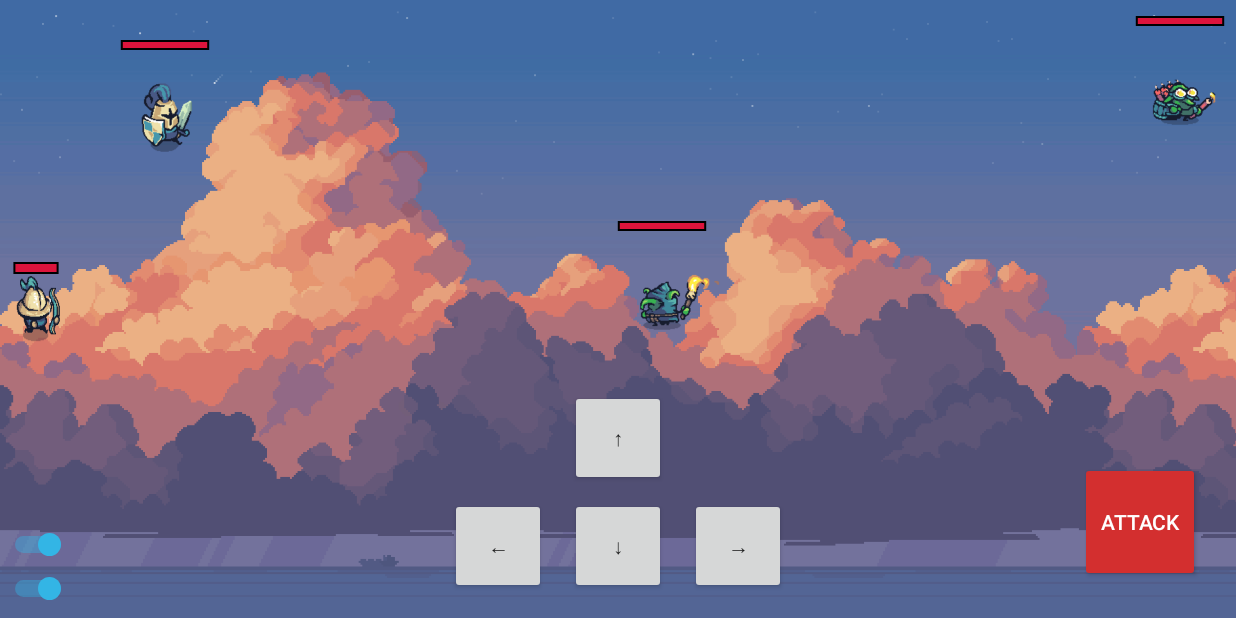
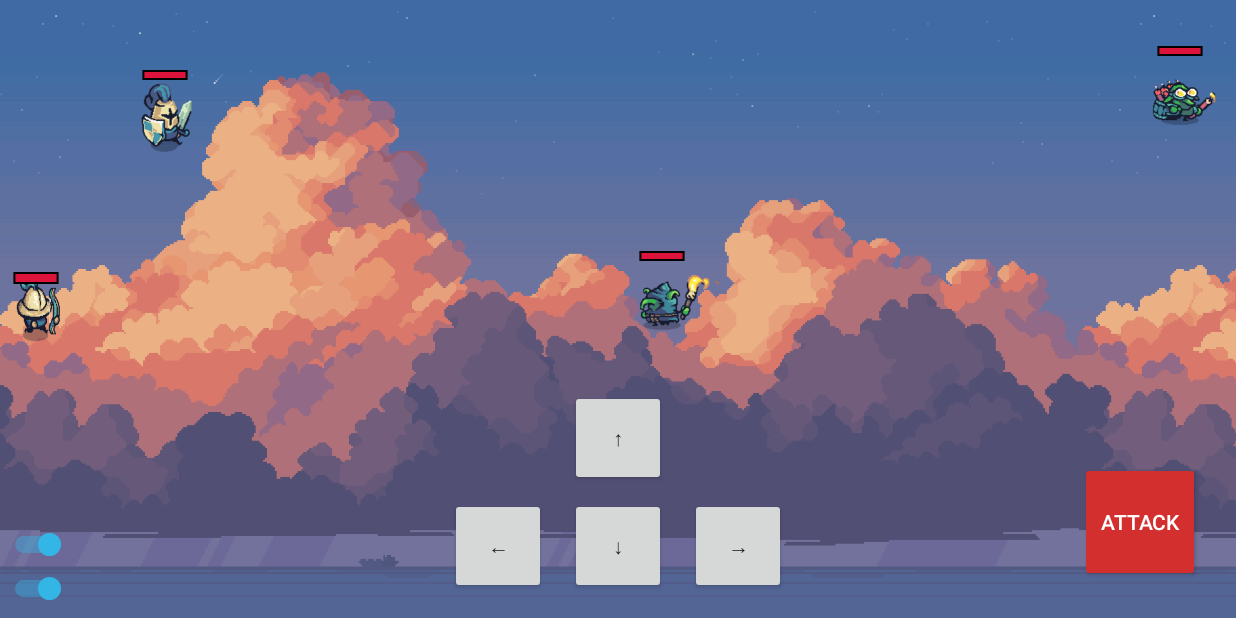
Before and after one commit to vuongvanduy0210/sorrow-knight, an Android app built with Jetpack Compose: the screen it shows after launch (GameActivity), on a phone screen of 824 x 412 dp (held sideways). Run offline under Robolectric (Android 15) with nearby library versions, the phone set to English and light mode, and no system bars.

Commit message:
update hp

```diff
--- a/app/src/main/java/com/duyvv/sorrow_knight/ui/GameView.kt
+++ b/app/src/main/java/com/duyvv/sorrow_knight/ui/GameView.kt
@@ -322,10 +322,12 @@ class GameView(context: Context, attrs: AttributeSet? = null) : View(context, at
             }
 
             // Draw enemy health bar above sprite
-            val hbWidth = enemyDstRect.width() * 0.6f
+            val hbWidth = enemyDstRect.width() * 0.3f
             val hbHeight = 8f
             val hbLeft = enemyDstRect.centerX() - hbWidth / 2f
-            val hbTop = enemyDstRect.top - hbHeight
+            // Tính vị trí đầu thực tế (bỏ qua padding)
+            val actualHeadTop = enemyDstRect.top + (cfg.paddingVertical * cfg.scale)
+            val hbTop = actualHeadTop - hbHeight + 30f
             val hbRight = hbLeft + hbWidth
             val hbBottom = hbTop + hbHeight
             canvas.drawRect(hbLeft, hbTop, hbRight, hbBottom, healthBarBgPaint)
@@ -422,7 +424,9 @@ class GameView(context: Context, attrs: AttributeSet? = null) : View(context, at
         val hbWidth = dstRect.width() * 0.6f
         val hbHeight = 10f
         val hbLeft = dstRect.centerX() - hbWidth / 2f
-        val hbTop = dstRect.top - hbHeight
+        // Tính vị trí đầu thực tế (bỏ qua padding)
+        val actualHeadTop = dstRect.top + (paddingVertical * scale)
+        val hbTop = actualHeadTop - hbHeight - 10f
         val hbRight = hbLeft + hbWidth
         val hbBottom = hbTop + hbHeight
         canvas.drawRect(hbLeft, hbTop, hbRight, hbBottom, healthBarBgPaint)
```
